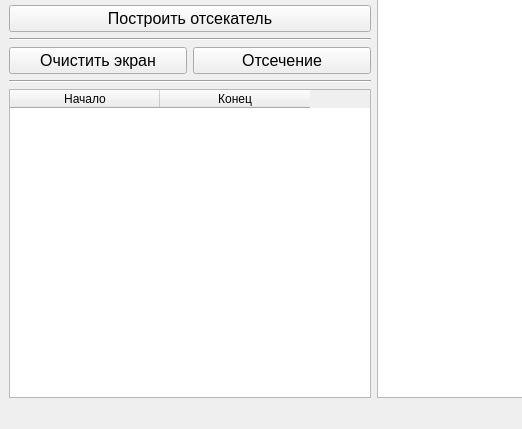
LoaDeadd81/BMSTU-CG, file lab_07/mainwindow.ui: the form before one commit; both pictures show x 0 to 522 and y 480 to 909 of the 1227 by 909 pixel window.
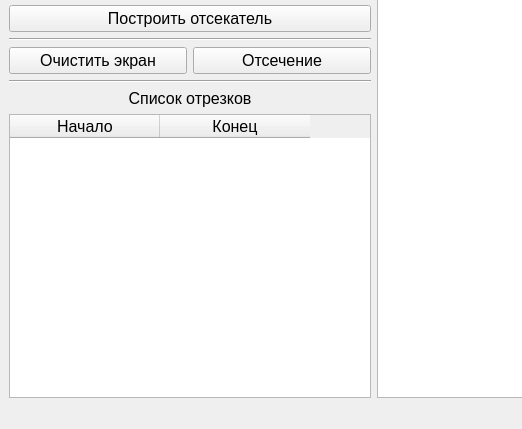
The form after the commit.

Diff of the .ui file:
```diff
--- a/lab_07/mainwindow.ui
+++ b/lab_07/mainwindow.ui
@@ -1084,6 +1084,21 @@
         </property>
        </widget>
       </item>
+      <item>
+       <widget class="QLabel" name="label_7">
+        <property name="font">
+         <font>
+          <pointsize>12</pointsize>
+         </font>
+        </property>
+        <property name="text">
+         <string>Список отрезков</string>
+        </property>
+        <property name="alignment">
+         <set>Qt::AlignCenter</set>
+        </property>
+       </widget>
+      </item>
       <item>
        <widget class="QTableWidget" name="PointTableWidget">
         <property name="sizePolicy">
@@ -1098,6 +1113,11 @@
           <height>0</height>
          </size>
         </property>
+        <property name="font">
+         <font>
+          <pointsize>12</pointsize>
+         </font>
+        </property>
         <property name="autoScroll">
          <bool>false</bool>
         </property>
```
